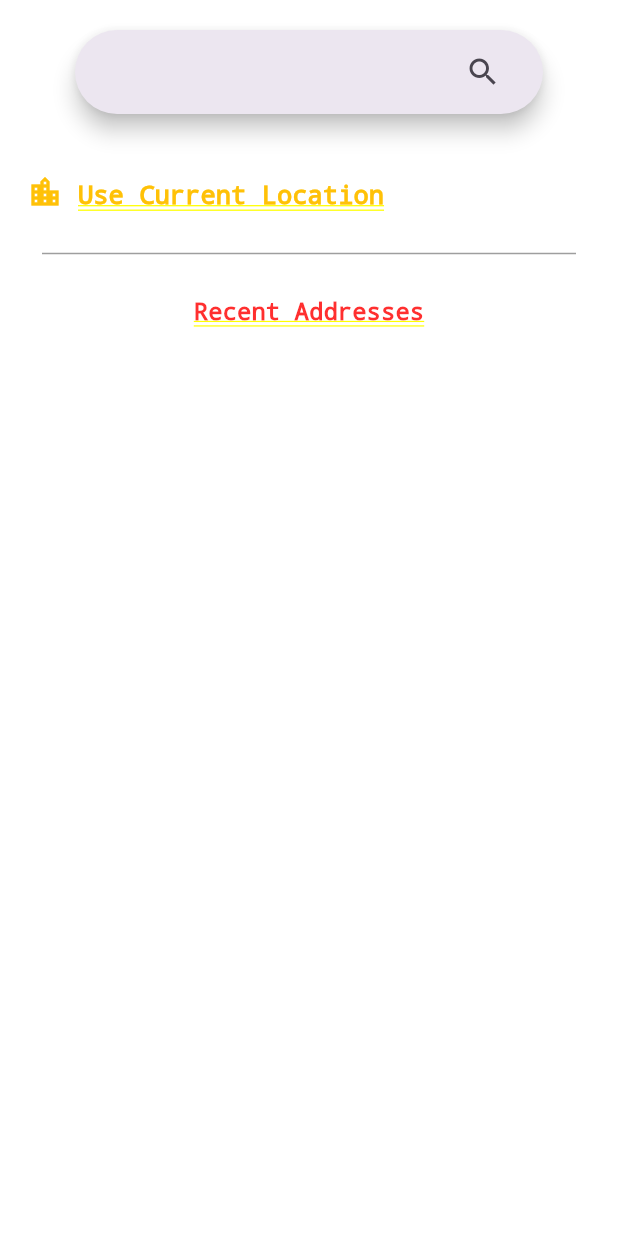
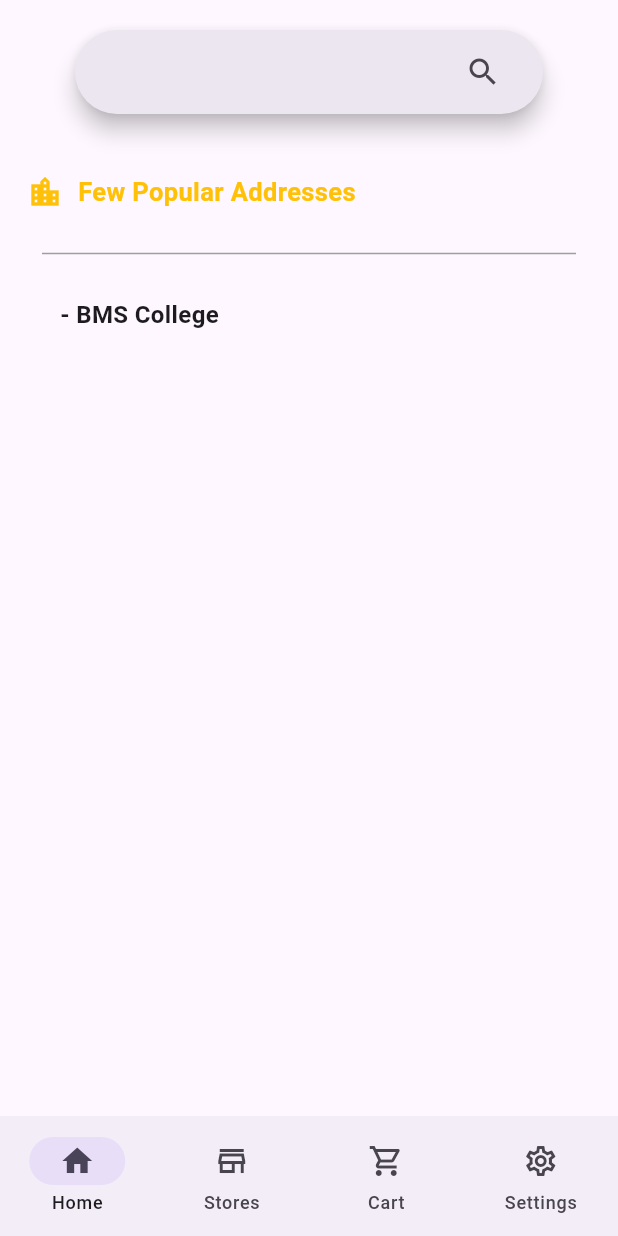
Before and after one commit to Nithin-47/queue_buster, a Flutter app: the screen it shows after launch, after a tap on "Kudla", on a phone screen of 412 x 824 dp. Run offline on Flutter 3.47's test engine with Material 3 defaults, Android fonts, the phone set to English and light mode, and no system bars; our stand-ins replace flutter_spinkit, go_router, supabase_flutter; accounts and stored records are empty.

Commit message:
feat: Location Page Fixed,And Home page has integration(Atleast the nearby canteens part)

```diff
--- a/lib/pages/home.dart
+++ b/lib/pages/home.dart
@@ -1,10 +1,13 @@
 import 'package:flutter/material.dart';
+import 'package:flutter_spinkit/flutter_spinkit.dart';
 import 'package:queue_buster/constants/route_names.dart';
 import 'package:go_router/go_router.dart';
 import 'package:queue_buster/pages/loading.dart';
 import 'package:queue_buster/constants/foods.dart';
 import 'package:queue_buster/constants/shops.dart';
 import 'package:queue_buster/widgets/search_bar.dart';
+
+import '../main.dart';
 
 class HomePage extends StatefulWidget {
   const HomePage({super.key});
@@ -14,7 +17,34 @@ class HomePage extends StatefulWidget {
 }
 
 class _HomePageState extends State<HomePage> {
-  bool isLoading = false;
+
+
+  List<Shop> shops = [];
+
+  // bool isLoading = true;
+
+  void getData() async {
+    try {
+      final data = await supabase.from('stores').select("name,id");
+
+      for (var shop in data) {
+        shops.add(Shop(name: shop["name"], photo: "", id: shop["id"]));
+
+        setState(() {});
+      }
+    } catch (e) {
+      debugPrint("Error: $e");
+    }
+  }
+
+  @override
+  void initState() {
+    super.initState();
+
+    getData();
+
+    // resData.forEach((element) { })
+  }
 
   List<Foods> foods = [
     Foods(name: 'Pizza', photo: 'Assets/login.png'),
@@ -29,17 +59,16 @@ class _HomePageState extends State<HomePage> {
     Foods(name: 'Samosa', photo: 'Assets/login.png'),
   ];
 
-  List<Shop> shops = [
-    Shop(name: 'Gowda Canteen', photo: 'Assets/login.png',id: 2),
-    Shop(name: 'Just Bake', photo: 'Assets/login.png',id: 1),
-    Shop(name: 'Vidyarthi Khaana', photo: 'Assets/login.png',id: 1),
-    Shop(name: 'Anna Tea Guy', photo: 'Assets/login.png',id: 2),
-  ];
+  // List<Shop> shops = [
+  //   Shop(name: 'Gowda Canteen', photo: 'Assets/login.png',id: 2),
+  //   Shop(name: 'Just Bake', photo: 'Assets/login.png',id: 1),
+  //   Shop(name: 'Vidyarthi Khaana', photo: 'Assets/login.png',id: 1),
+  //   Shop(name: 'Anna Tea Guy', photo: 'Assets/login.png',id: 2),
+  // ];
 
   @override
-  Widget build(BuildContext context) => isLoading
-      ? const LoadingPage()
-      : SafeArea(
+  Widget build(BuildContext context) {
+    return SafeArea(
       child: Column(
         mainAxisAlignment: MainAxisAlignment.start,
         children: [
@@ -154,7 +183,7 @@ class _HomePageState extends State<HomePage> {
           // ),
 
           Padding(
-                padding: const EdgeInsets.symmetric(horizontal: 8.0,vertical: 8),
+            padding: const EdgeInsets.symmetric(horizontal: 8.0, vertical: 8),
             child: Row(
               mainAxisAlignment: MainAxisAlignment.start,
               children: [
@@ -439,7 +468,7 @@ class _HomePageState extends State<HomePage> {
                   SizedBox(
                     height: 270,
                     width: double.infinity,
-                        child: GridView.builder(
+                    child:shops.isNotEmpty ? GridView.builder(
                       padding: const EdgeInsets.all(30),
                       itemCount: shops.length,
 
@@ -455,7 +484,12 @@ class _HomePageState extends State<HomePage> {
                       // scrollDirection: Axis.horizontal, // The default is vertical.
                       // reverse: true, // The default is false, going down (or left to right).
                       itemBuilder: (BuildContext context, int index) {
-                            return GridTile(
+                        return InkWell(
+                          onTap: () {
+                            context.go(
+                                "${RouteNames.menu.path}/${shops[index].id}");
+                          },
+                          child: GridTile(
                             // header: GridTileBar(
                             //   title: Text('$index',
                             //       style: const TextStyle(color: Colors.black)),
@@ -473,8 +507,14 @@ class _HomePageState extends State<HomePage> {
                                 ],
                               ),
                             ),
+                          ),
                         );
                       },
+                    ) : const Center(
+                      child: SpinKitSpinningLines(
+                        size: 140,
+                        color: Colors.black,
+                      ),
                     ),
                   )
                 ],
@@ -563,3 +603,4 @@ class _HomePageState extends State<HomePage> {
       ),
     );
   }
+}
--- a/lib/pages/select_location.dart
+++ b/lib/pages/select_location.dart
@@ -1,5 +1,5 @@
 import 'package:flutter/material.dart';
-import 'package:queue_buster/pages/loading.dart';
+// import 'package:queue_buster/pages/loading.dart';
 
 import '../widgets/search_bar.dart';
 
@@ -12,13 +12,14 @@ class SelectLocationPage extends StatefulWidget {
 
 class _SelectLocationPageState extends State<SelectLocationPage> {
 
-  bool isLoading = false;
+  // bool isLoading = false;
 
   @override
-  Widget build(BuildContext context) => isLoading
-      ? const LoadingPage()
-      :const SafeArea(
-            child: Column(
+  Widget build(BuildContext context){
+    return const SafeArea(
+      child: Scaffold(
+        body: Column(
+          crossAxisAlignment: CrossAxisAlignment.start,
           children: [
             // Padding(
             //   padding: const EdgeInsets.only(left: 10.0,top: 45),
@@ -52,14 +53,16 @@ class _SelectLocationPageState extends State<SelectLocationPage> {
                   ),
 
                   SizedBox(width: 10),
-                      Text(
-                          'Use Current Location',
+                  Center(
+                    child: Text(
+                      'Few Popular Addresses',
                       style: TextStyle(
                           fontSize: 17,
                           color: Colors.amber,
                           fontWeight: FontWeight.bold
                       ),
 
+                    ),
                   )
 
                 ],
@@ -78,13 +81,16 @@ class _SelectLocationPageState extends State<SelectLocationPage> {
               mainAxisAlignment: MainAxisAlignment.start,
               children: [
 
-                    Text(
-                      'Recent Addresses',
+                Padding(
+                  padding: EdgeInsets.only(left: 40.0),
+                  child: Text(
+                    '- BMS College',
                     textAlign: TextAlign.left,
                     style: TextStyle(
                       fontWeight: FontWeight.bold,
                       fontSize: 16,
 
+                    ),
                   ),
                 ),
 
@@ -95,5 +101,7 @@ class _SelectLocationPageState extends State<SelectLocationPage> {
 
           ],
         ),
+      ),
     );
   }
+  }
--- a/lib/pages/stores.dart
+++ b/lib/pages/stores.dart
@@ -213,8 +213,8 @@ class _StoresPageState extends State<StoresPage> {
                     child: ListTile(
                       leading: Image(image: AssetImage(shops[index].photo)),
                       title: Text(shops[index].name),
-                      subtitle: const Text('Here is a second line'),
-                      trailing: const Icon(Icons.more_vert),
+                      // subtitle: const Text('Here is a second line'),
+                      // trailing: const Icon(Icons.more_vert),
                     ),
                   ),
                 );
--- a/lib/router.dart
+++ b/lib/router.dart
@@ -24,9 +24,7 @@ final GoRouter goRouter =
     path: RouteNames.emailVerification.path,
     builder: (context, state) => const EmailVerificationPage(),
   ),
-  GoRoute(
-      path: RouteNames.selectLocation.path,
-      builder: (context, state) => const SelectLocationPage()),
+
   GoRoute(
     path: RouteNames.profile.path,
     builder: (context, state) => ProfilePage(),
@@ -40,6 +38,10 @@ final GoRouter goRouter =
             GoRoute(
                 path: RouteNames.home.path,
                 builder: (context, state) => const HomePage()),
+            GoRoute(
+                path: RouteNames.selectLocation.path,
+                builder: (context, state) => const SelectLocationPage()),
+
           ],
         ),
         StatefulShellBranch(
```
Lines whose indentation alone changed are shown as unchanged.
